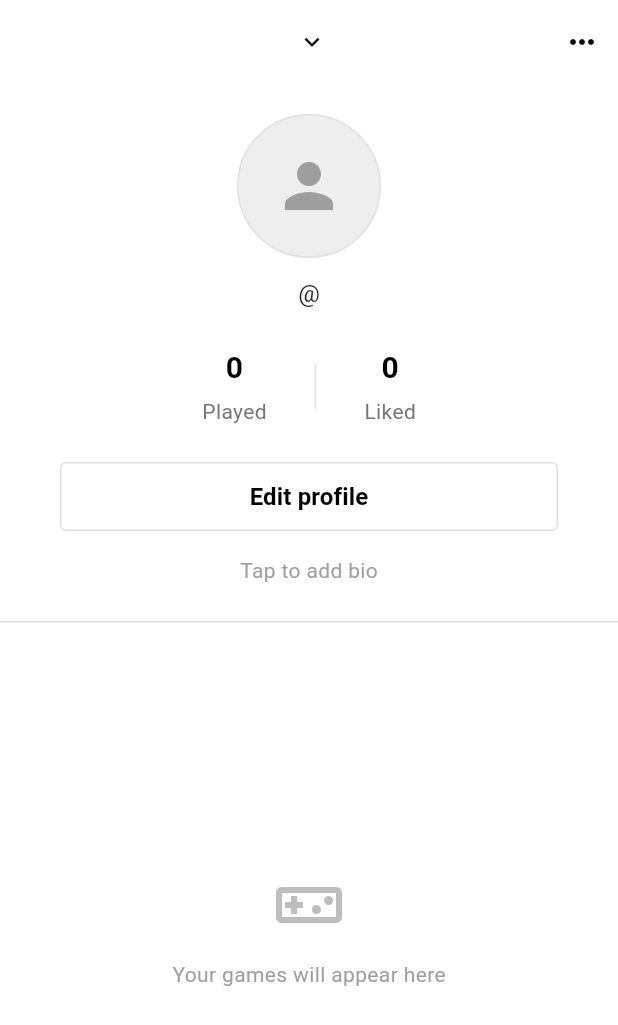
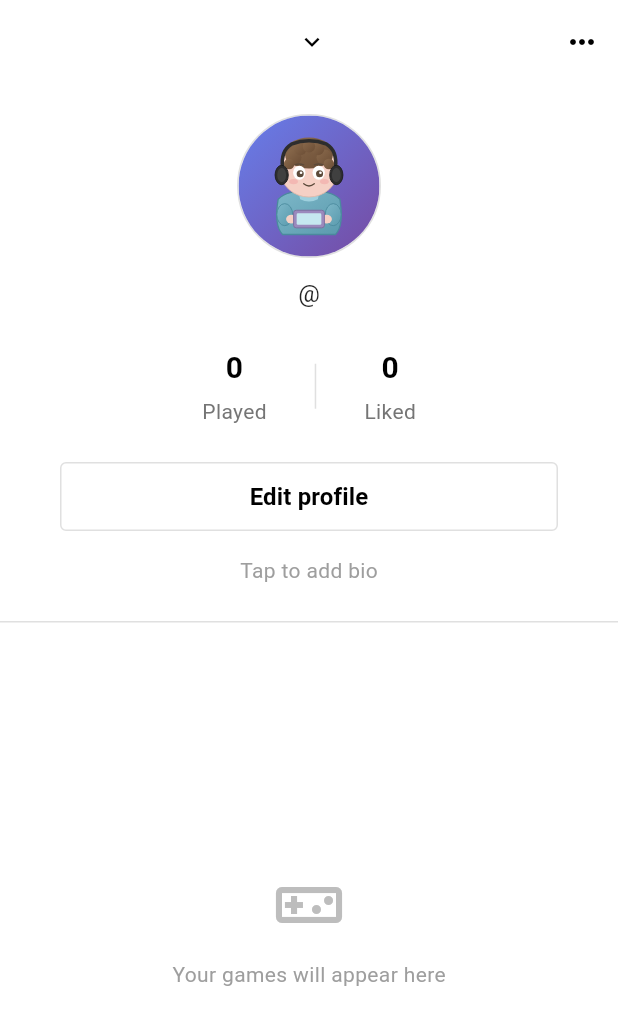
Before and after one commit to bhargav-deshpande-98/gameswipe-frontend, a Flutter app: the ProfileScreen screen opened directly, on a phone screen of 412 x 824 dp. Shown: the top 1025 px of the screen. Run offline on Flutter 3.47's test engine with Material 3 defaults, Android fonts, the phone set to English and light mode, and no system bars; our stand-ins replace flutter_svg, screenshot, share_plus, shared_preferences, video_player, webview_flutter; accounts and stored records are empty.

Commit message:
Use app icon SVG as profile picture on Me screen
- Add flutter_svg package for SVG rendering
- Replace placeholder person icon with Playbite app icon SVG
- Use ClipOval to make the SVG circular

Co-Authored-By: Claude Opus 4.5 <noreply@anthropic.com>

```diff
--- a/lib/main.dart
+++ b/lib/main.dart
@@ -8,6 +8,7 @@ import 'package:screenshot/screenshot.dart';
 import 'package:share_plus/share_plus.dart';
 import 'package:path_provider/path_provider.dart';
 import 'package:shared_preferences/shared_preferences.dart';
+import 'package:flutter_svg/flutter_svg.dart';
 
 void main() async {
   WidgetsFlutterBinding.ensureInitialized();
@@ -738,13 +739,15 @@ class _ProfileScreenState extends State<ProfileScreen> {
               height: 96,
               decoration: BoxDecoration(
                 shape: BoxShape.circle,
-                color: Colors.grey[200],
                 border: Border.all(color: Colors.grey[300]!, width: 1),
               ),
-              child: const Icon(
-                Icons.person,
-                size: 48,
-                color: Colors.grey,
+              child: ClipOval(
+                child: SvgPicture.asset(
+                  'assets/logo/playbite_app_icon.svg',
+                  width: 96,
+                  height: 96,
+                  fit: BoxFit.cover,
+                ),
               ),
             ),
           ),
--- a/pubspec.yaml
+++ b/pubspec.yaml
@@ -16,6 +16,7 @@ dependencies:
   share_plus: ^7.2.2
   path_provider: ^2.1.2
   shared_preferences: ^2.2.2
+  flutter_svg: ^2.0.9
 
 dev_dependencies:
   flutter_lints: ^3.0.1
```
